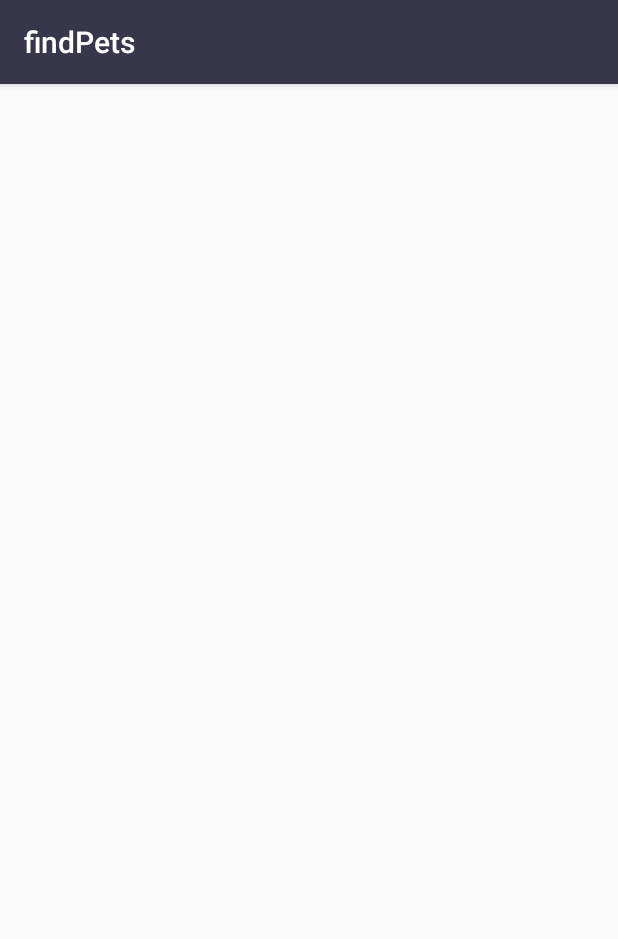
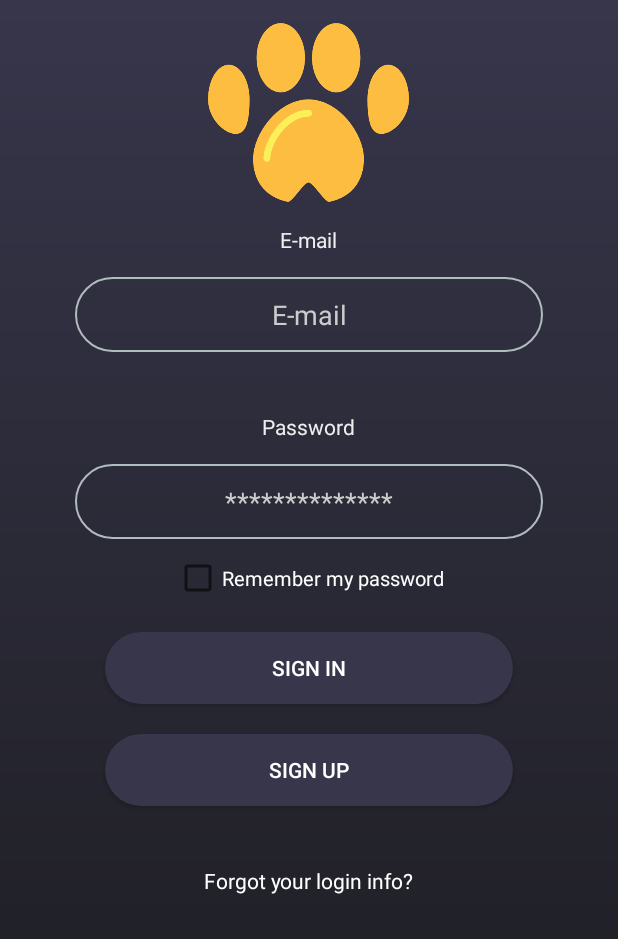
Before and after one commit to lravanelli/findPets, an Android app: the LoginActivity screen opened directly, with no data from a screen before it, on a phone screen of 412 x 824 dp. Shown: the top 939 px of the screen. Run offline under Robolectric (Android 15) with nearby library versions, the phone set to English and light mode, and no system bars.

Commit message:
22.05.2018

```diff
--- a/app/build.gradle
+++ b/app/build.gradle
@@ -28,8 +28,8 @@ dependencies {
     implementation 'com.android.support:appcompat-v7:26.1.0'
     implementation 'com.android.support.constraint:constraint-layout:1.1.0'
     testImplementation 'junit:junit:4.12'
-    androidTestImplementation 'com.android.support.test:runner:1.0.2'
-    androidTestImplementation 'com.android.support.test.espresso:espresso-core:3.0.2'
     implementation 'com.squareup.retrofit2:retrofit:2.3.0'
     implementation 'com.squareup.retrofit2:converter-gson:2.3.0'
+    implementation 'com.squareup.retrofit2:retrofit:2.4.0'
+    implementation 'com.squareup.retrofit2:converter-gson:2.4.0'
 }
--- a/app/src/main/AndroidManifest.xml
+++ b/app/src/main/AndroidManifest.xml
@@ -2,10 +2,12 @@
 <manifest xmlns:android="http://schemas.android.com/apk/res/android"
     package="br.com.lravanelli.findpets">
 
+    <uses-permission android:name="android.permission.INTERNET"/>
+
     <application
         android:allowBackup="true"
         android:icon="@mipmap/ic_launcher"
-        android:label="@string/app_name"
+        android:label="@string/label_app"
         android:roundIcon="@mipmap/ic_launcher_round"
         android:supportsRtl="true"
         android:theme="@style/AppTheme">
@@ -17,7 +19,7 @@
             </intent-filter>
         </activity>
         <activity android:name=".MenuActivity" />
-        <activity android:name=".LoginActivity"></activity>
+        <activity android:name=".LoginActivity" android:theme="@style/FullScreen"></activity>
     </application>
 
 </manifest>
--- a/app/src/main/java/br/com/lravanelli/findpets/model/User.kt
+++ b/app/src/main/java/br/com/lravanelli/findpets/model/User.kt
@@ -1,4 +1,3 @@
 package br.com.lravanelli.findpets.model
 
-
-data class User(var id: Int, var email: String, var password: String)
+data class User(var id: Int, var email: String, var password: String?)
--- a/app/src/main/res/anim/animacao_splash.xml
+++ b/app/src/main/res/anim/animacao_splash.xml
@@ -3,5 +3,5 @@
     xmlns:android="http://schemas.android.com/apk/res/android"
     android:fromAlpha="0.0"
     android:toAlpha="1.0"
-    android:duration="3000"
+    android:duration="2500"
 />
--- /dev/null
+++ b/app/src/main/res/drawable/button_bg.xml
@@ -0,0 +1,6 @@
+<?xml version="1.0" encoding="UTF-8"?>
+<shape xmlns:android="http://schemas.android.com/apk/res/android">
+    <solid android:color="@color/colorPrimary"/>
+    <corners android:radius="@dimen/radius_shape"/>
+    <padding android:left="@dimen/padding_shapes" android:top="@dimen/padding_shapes" android:right="@dimen/padding_shapes" android:bottom="@dimen/padding_shapes" />
+</shape>
--- /dev/null
+++ b/app/src/main/res/drawable/edittext_bg.xml
@@ -0,0 +1,7 @@
+<?xml version="1.0" encoding="UTF-8"?>
+<shape xmlns:android="http://schemas.android.com/apk/res/android">
+    <solid android:color="@null"/>
+    <stroke android:width="1dp" android:color="#B1BCBE" />
+    <corners android:radius="@dimen/radius_shape"/>
+    <padding android:left="@dimen/padding_shapes" android:top="@dimen/padding_shapes" android:right="@dimen/padding_shapes" android:bottom="@dimen/padding_shapes" />
+</shape>
--- /dev/null
+++ b/app/src/main/res/drawable/login_bg.xml
@@ -0,0 +1,10 @@
+<?xml version="1.0" encoding="UTF-8"?>
+<shape xmlns:android="http://schemas.android.com/apk/res/android">
+    <solid android:color="@color/colorPrimaryDark"/>
+    <padding android:left="@dimen/padding_shapes" android:top="@dimen/padding_shapes" android:right="@dimen/padding_shapes" android:bottom="@dimen/padding_shapes" />
+    <gradient
+        android:angle="90"
+        android:endColor="@color/colorPrimary"
+        android:startColor="@color/colorPrimaryDark"
+        android:type="linear"/>
+</shape>
--- a/app/src/main/res/layout/activity_login.xml
+++ b/app/src/main/res/layout/activity_login.xml
@@ -1,9 +1,102 @@
 <?xml version="1.0" encoding="utf-8"?>
-<android.support.constraint.ConstraintLayout xmlns:android="http://schemas.android.com/apk/res/android"
-    xmlns:app="http://schemas.android.com/apk/res-auto"
+<ScrollView xmlns:android="http://schemas.android.com/apk/res/android"
     xmlns:tools="http://schemas.android.com/tools"
     android:layout_width="match_parent"
     android:layout_height="match_parent"
+    android:background="@drawable/login_bg"
+    android:theme="@style/AppTheme"
     tools:context="br.com.lravanelli.findpets.LoginActivity">
 
-</android.support.constraint.ConstraintLayout>
+    <LinearLayout
+        android:layout_width="match_parent"
+        android:layout_height="match_parent"
+        android:orientation="vertical">
+
+        <ImageView
+            android:layout_width="@dimen/dimen_logo_login"
+            android:layout_height="@dimen/dimen_logo_login"
+            android:layout_gravity="center"
+            android:src="@mipmap/logo"
+            android:padding="@dimen/margin_logo_splash"/>
+
+        <TextView
+            android:layout_width="wrap_content"
+            android:layout_height="wrap_content"
+            android:layout_gravity="center_horizontal"
+            android:textColor="#EEE"
+            android:text="@string/e_mail" />
+
+        <EditText
+            android:layout_width="match_parent"
+            android:layout_height="50dp"
+            android:background="@drawable/edittext_bg"
+            android:layout_marginTop="15dp"
+            android:layout_marginLeft="50dp"
+            android:layout_marginRight="50dp"
+            android:textAlignment="center"
+            android:textColor="@color/colorAccent"
+            android:textColorHint="#CCC"
+            android:hint="@string/e_mail"/>
+
+        <TextView
+            android:layout_width="wrap_content"
+            android:layout_height="wrap_content"
+            android:layout_gravity="center_horizontal"
+            android:textColor="#EEE"
+            android:text="@string/password"
+            android:layout_marginTop="40dp"/>
+
+        <EditText
+            android:layout_width="match_parent"
+            android:layout_height="50dp"
+            android:inputType="textPassword"
+            android:background="@drawable/edittext_bg"
+            android:layout_marginTop="15dp"
+            android:layout_marginLeft="50dp"
+            android:layout_marginRight="50dp"
+            android:textAlignment="center"
+            android:textColor="@color/colorAccent"
+            android:textColorHint="#CCC"
+            android:hint="@string/password_hint"/>
+
+        <CheckBox
+            android:id="@+id/checkBox"
+            android:layout_width="wrap_content"
+            android:layout_height="wrap_content"
+            android:layout_gravity="center"
+            android:text="@string/remember_my_password"
+            android:textColor="@color/colorAccent"
+            android:textSize="6pt"
+            android:layout_marginTop="10dp" />
+
+        <Button
+            android:layout_width="match_parent"
+            android:layout_height="wrap_content"
+            android:background="@drawable/button_bg"
+            android:text="@string/sign_in"
+            android:textColor="@color/colorAccent"
+            android:layout_marginTop="20dp"
+            android:layout_marginLeft="70dp"
+            android:layout_marginRight="70dp"/>
+
+        <Button
+            android:layout_width="match_parent"
+            android:layout_height="wrap_content"
+            android:background="@drawable/button_bg"
+            android:text="@string/sign_up"
+            android:textColor="@color/colorAccent"
+            android:layout_marginTop="20dp"
+            android:layout_marginLeft="70dp"
+            android:layout_marginRight="70dp"/>
+
+        <TextView
+            android:layout_width="wrap_content"
+            android:layout_height="wrap_content"
+            android:textColor="@color/colorAccent"
+            android:text="@string/forgot_your_login_info"
+            android:layout_marginTop="40dp"
+            android:layout_gravity="center_horizontal"/>
+
+    </LinearLayout>
+
+</ScrollView>
--- a/app/src/main/res/layout/activity_splash.xml
+++ b/app/src/main/res/layout/activity_splash.xml
@@ -1,5 +1,6 @@
 <?xml version="1.0" encoding="utf-8"?>
-<android.support.constraint.ConstraintLayout xmlns:android="http://schemas.android.com/apk/res/android"
+<android.support.constraint.ConstraintLayout
+    xmlns:android="http://schemas.android.com/apk/res/android"
     xmlns:app="http://schemas.android.com/apk/res-auto"
     xmlns:tools="http://schemas.android.com/tools"
     android:layout_width="match_parent"
--- a/app/src/main/res/values/dimens.xml
+++ b/app/src/main/res/values/dimens.xml
@@ -1,4 +1,7 @@
 <?xml version="1.0" encoding="utf-8"?>
 <resources>
     <dimen name="margin_logo_splash">8dp</dimen>
+    <dimen name="dimen_logo_login">150dp</dimen>
+    <dimen name="padding_shapes">0dp</dimen>
+    <dimen name="radius_shape">50dp</dimen>
 </resources>
--- a/app/src/main/res/values/strings.xml
+++ b/app/src/main/res/values/strings.xml
@@ -7,4 +7,6 @@
     <string name="sign_in">SIGN IN</string>
     <string name="sign_up">SIGN UP</string>
     <string name="remember_my_password">Remember my password</string>
+    <string name="e_mail" translatable="false">E-mail</string>
+    <string name="label_app" translatable="false">Find Pets</string>
 </resources>
```
Also changed, not shown: app/src/main/java/br/com/lravanelli/findpets/MenuActivity.kt (+33 -0 lines), app/src/main/java/br/com/lravanelli/findpets/SplashActivity.kt (+5 -7 lines), app/src/main/java/br/com/lravanelli/findpets/api/UserRest.kt (+22 -1 lines), app/src/main/java/br/com/lravanelli/findpets/controller/UserService.kt (added, +76 -0 lines), app/src/main/res/layout/activity_menu.xml (+10 -1 lines), 1 other file.
